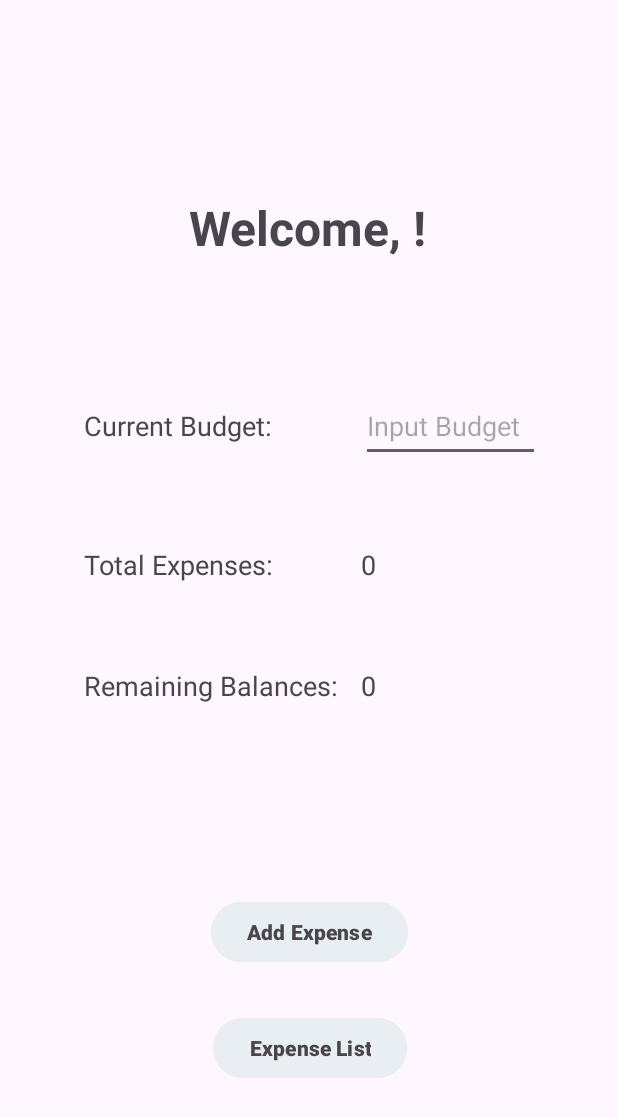
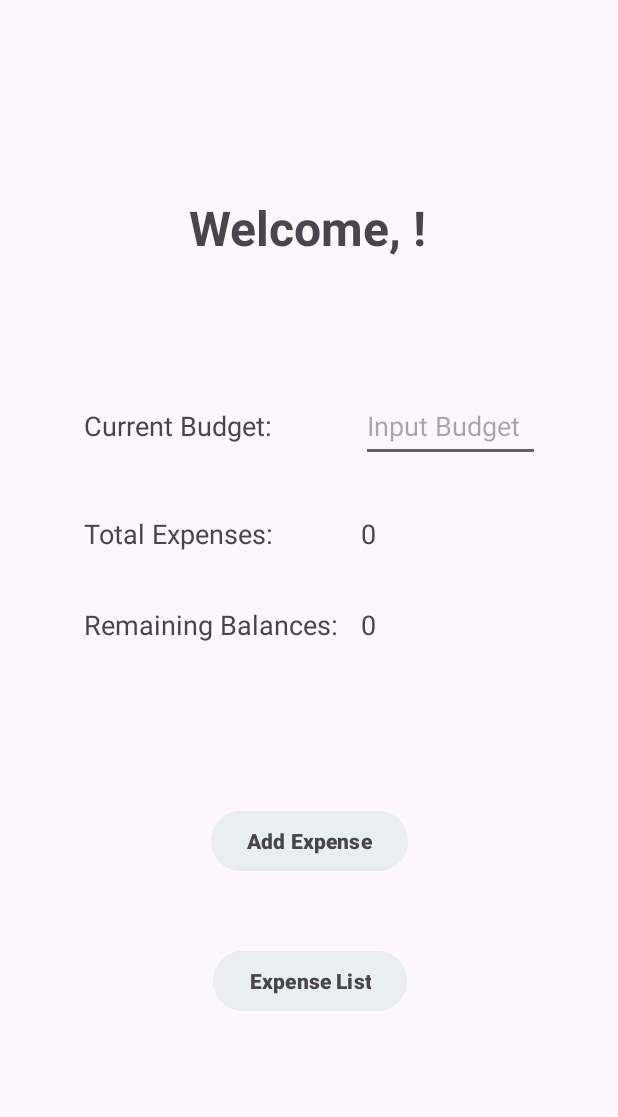
Before and after one commit to jjuliekim/Expense-Tracker-App, an Android app: the screen it shows after launch (DashboardActivity), after a tap on "Sign Up / Register", on a phone screen of 412 x 824 dp. Shown: the top 1117 px of the screen. Run offline under Robolectric (Android 15) with nearby library versions, the phone set to English and light mode, and no system bars.

Commit message:
save button

```diff
--- a/app/src/main/res/layout/activity_dashboard.xml
+++ b/app/src/main/res/layout/activity_dashboard.xml
@@ -38,7 +38,7 @@
 
         <TableRow
             android:layout_width="match_parent"
-            android:layout_height="match_parent"
+            android:layout_height="58dp"
             android:layout_weight="1"
             android:orientation="vertical">
 
@@ -120,14 +120,15 @@
         android:id="@+id/addButton"
         android:layout_width="wrap_content"
         android:layout_height="wrap_content"
-        android:layout_marginBottom="29dp"
+        android:layout_marginBottom="239dp"
         android:backgroundTint="#E9EEF2"
         android:text="@string/add_expense"
         android:textColor="#49454F"
-
         android:textStyle="bold"
-        app:layout_constraintBottom_toTopOf="@+id/listButton"
+        android:onClick="addExpense"
+        app:layout_constraintBottom_toBottomOf="parent"
         app:layout_constraintEnd_toEndOf="parent"
+        app:layout_constraintHorizontal_bias="0.5"
         app:layout_constraintStart_toStartOf="parent"
         app:layout_constraintTop_toBottomOf="@+id/tableLayout" />
 
@@ -141,6 +142,7 @@
         android:text="@string/expense_list"
         android:textColor="#49454F"
         android:textStyle="bold"
+        android:onClick="showExpenseList"
         app:layout_constraintBottom_toBottomOf="parent"
         app:layout_constraintStart_toStartOf="@+id/addButton"
         app:layout_constraintTop_toBottomOf="@+id/addButton" />
--- a/app/src/main/res/values/strings.xml
+++ b/app/src/main/res/values/strings.xml
@@ -10,7 +10,7 @@
     <string name="current_budget">Current Budget:</string>
     <string name="total_expenses">Total Expenses:</string>
     <string name="remaining_balances">Remaining Balances:</string>
-    <string name="save_expense">Save Expense</string>
+    <string name="save_expense">Save</string>
     <string name="name">Name</string>
     <string name="dollar_sign">$</string>
     <string name="expense_name">Expense Name</string>
```
Also changed, not shown: app/src/main/java/com/example/kim_j_project2/DashboardActivity.java (+10 -0 lines).
